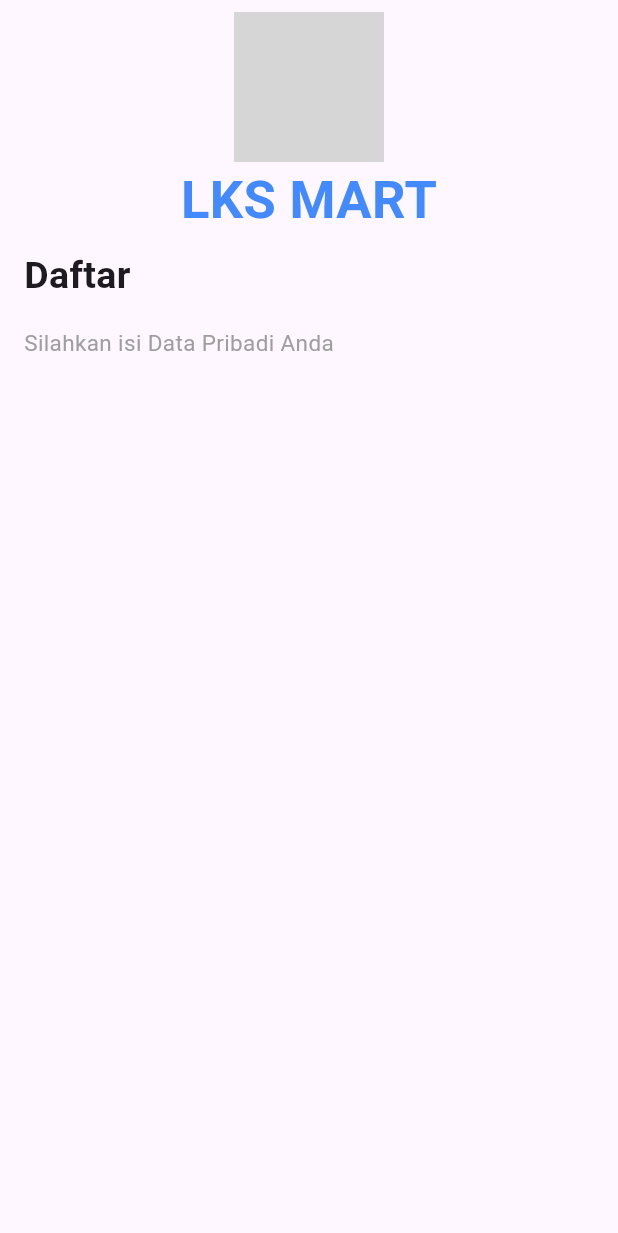
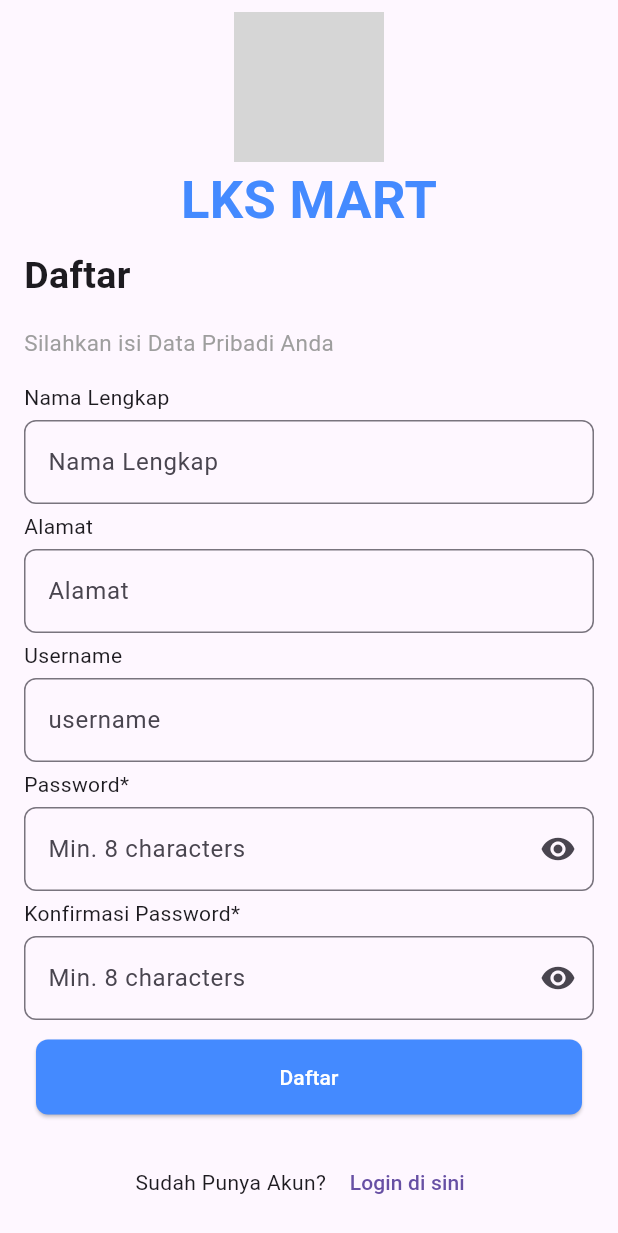
Before and after one commit to Ninaa135/uts_nina_2407810040011, a Flutter app: the screen it shows after launch, on a phone screen of 412 x 824 dp. Shown: the top 1233 px of the screen. Run offline on Flutter 3.47's test engine with Material 3 defaults, Android fonts, the light colour scheme and no system bars; grey boxes are pictures that could not be loaded.

Commit message:
15 terakhir

```diff
--- a/lib/daftar.dart
+++ b/lib/daftar.dart
@@ -1,4 +1,6 @@
 import 'package:flutter/material.dart';
+import 'package:uts_nina_2407810040011/login.dart';
+import 'package:uts_nina_2407810040011/menu.dart';
 
 class Daftar extends StatefulWidget {
   const Daftar({super.key});
@@ -8,10 +10,17 @@ class Daftar extends StatefulWidget {
 }
 
 class _DaftarState extends State<Daftar> {
+  bool _showpassword = true;
+  final TextEditingController _namacontroller = TextEditingController();
+  final TextEditingController _alamatcontroller = TextEditingController();
+  final TextEditingController _usercontroller = TextEditingController();
+  final TextEditingController _passwordcontroller = TextEditingController();
+
+
   @override
   Widget build(BuildContext context) {
     return Scaffold(
-      body: Padding(
+      body: SingleChildScrollView(
         padding: const EdgeInsets.all(8.0),
       child: Column(
         children: [
@@ -61,7 +70,144 @@ class _DaftarState extends State<Daftar> {
               ),
             ),
 
+            Padding(
+              padding: const EdgeInsets.all(8.0),
+              child: Column(
+                mainAxisAlignment: MainAxisAlignment.start,
+                crossAxisAlignment: CrossAxisAlignment.start,
+                spacing: 5,
+                children: [
+                  Text("Nama Lengkap"),
+                  TextField(
+                    controller: _namacontroller,
+                    decoration: InputDecoration(
+                      hintText: "Nama Lengkap",
+                      border: OutlineInputBorder(
+                        borderRadius: BorderRadius.circular(8),
+                      ),
+                    ),
+                  ),
 
+                  Text("Alamat"),
+                  TextField(
+                    controller: _alamatcontroller,
+                    decoration: InputDecoration(
+                      hintText: "Alamat",
+                      border: OutlineInputBorder(
+                        borderRadius: BorderRadius.circular(8),
+                      ),
+                    ),
+                  ),
+
+                  Text("Username"),
+                  TextField(
+                    controller: _usercontroller,
+                    decoration: InputDecoration(
+                      hintText: "username",
+                      border: OutlineInputBorder(
+                        borderRadius: BorderRadius.circular(8),
+                      ),
+                    ),
+                  ),
+
+                  Text("Password*"),
+                  TextField(
+                    controller: _passwordcontroller,
+                    obscureText: _showpassword,
+                    decoration: InputDecoration(
+                      suffixIcon: IconButton(
+                        onPressed: () {
+                          setState(() {
+                            _showpassword = !_showpassword;
+                          });
+                        },
+                        icon: Icon(
+                          _showpassword
+                              ? Icons.remove_red_eye
+                              : Icons.visibility_off,
+                        ),
+                      ),
+                      hintText: "Min. 8 characters",
+                      border: OutlineInputBorder(
+                        borderRadius: BorderRadius.circular(8),
+                      ),
+                    ),
+                  ),
+
+                  Text("Konfirmasi Password*"),
+                  TextField(
+                    controller: _passwordcontroller,
+                    obscureText: _showpassword,
+                    decoration: InputDecoration(
+                      suffixIcon: IconButton(
+                        onPressed: () {
+                          setState(() {
+                            _showpassword = !_showpassword;
+                          });
+                        },
+                        icon: Icon(
+                          _showpassword
+                              ? Icons.remove_red_eye
+                              : Icons.visibility_off,
+                        ),
+                      ),
+                      hintText: "Min. 8 characters",
+                      border: OutlineInputBorder(
+                        borderRadius: BorderRadius.circular(8),
+                      ),
+                    ),
+                  ),
+
+
+                  Padding(
+                    padding: const EdgeInsets.all(8),
+                    child: Center(
+                      child: Column(
+                        mainAxisAlignment: MainAxisAlignment.center,
+                        children: [
+                          ElevatedButton(
+                            onPressed: () {
+                              Navigator.push(
+                                context,
+                                MaterialPageRoute(builder: (context) => Menu()),
+                              );
+                            },
+                            child: const Text('Daftar'),
+                            style: ElevatedButton.styleFrom(
+                              backgroundColor: Colors.blueAccent,
+                              foregroundColor: Colors.white,
+                              minimumSize: const Size(double.infinity, 50),
+                              shape: RoundedRectangleBorder(
+                                borderRadius: BorderRadiusGeometry.circular(8),
+                              ),
+                            ),
+                          ),
+                        ],
+                      ),
+                    ),
+                  ),
+
+                  Padding(
+                    padding: const EdgeInsets.all(8.0),
+                    child: Row(
+                      mainAxisAlignment: MainAxisAlignment.center,
+                      children: [
+                        Text("Sudah Punya Akun? "),
+                        TextButton(
+                          onPressed: () {
+                            Navigator.push(
+                              context,
+                              MaterialPageRoute(builder: (context) => login()),
+                            );
+                          },
+                          child: Text("Login di sini"),
+                        ),
+                      ],
+                    ),
+                  ),
+                ],
+              ),
+            ),
 
         ],
       ),
--- a/lib/login.dart
+++ b/lib/login.dart
@@ -17,7 +17,7 @@ class _loginState extends State<login> {
   @override
   Widget build(BuildContext context) {
     return Scaffold(
-      body: Padding(
+      body: SingleChildScrollView(
         padding: const EdgeInsets.all(8.0),
         child: Column(
           children: [
@@ -84,7 +84,7 @@ class _loginState extends State<login> {
                       ),
                     ),
                   ),
-                  Text("Password*"),
+                  Text("Password *"),
                   TextField(
                     controller: _passwordcontroller,
                     obscureText: _showpassword,
@@ -159,15 +159,18 @@ class _loginState extends State<login> {
                       mainAxisAlignment: MainAxisAlignment.center,
                       children: [
                         Text("Belum Punya Akun? "),
-                        TextButton(onPressed: () {
-                          Navigator.push(context,
-                          MaterialPageRoute(builder: (context) => Daftar()))
-                        },
-                        child: Text("Daftar di sini"))
+                        TextButton(
+                          onPressed: () {
+                            Navigator.push(
+                              context,
+                              MaterialPageRoute(builder: (context) => Daftar()),
+                            );
+                          },
+                          child: Text("Daftar di sini"),
+                        ),
                       ],
                     ),
-                  )
-
+                  ),
                 ],
               ),
             ),
```
